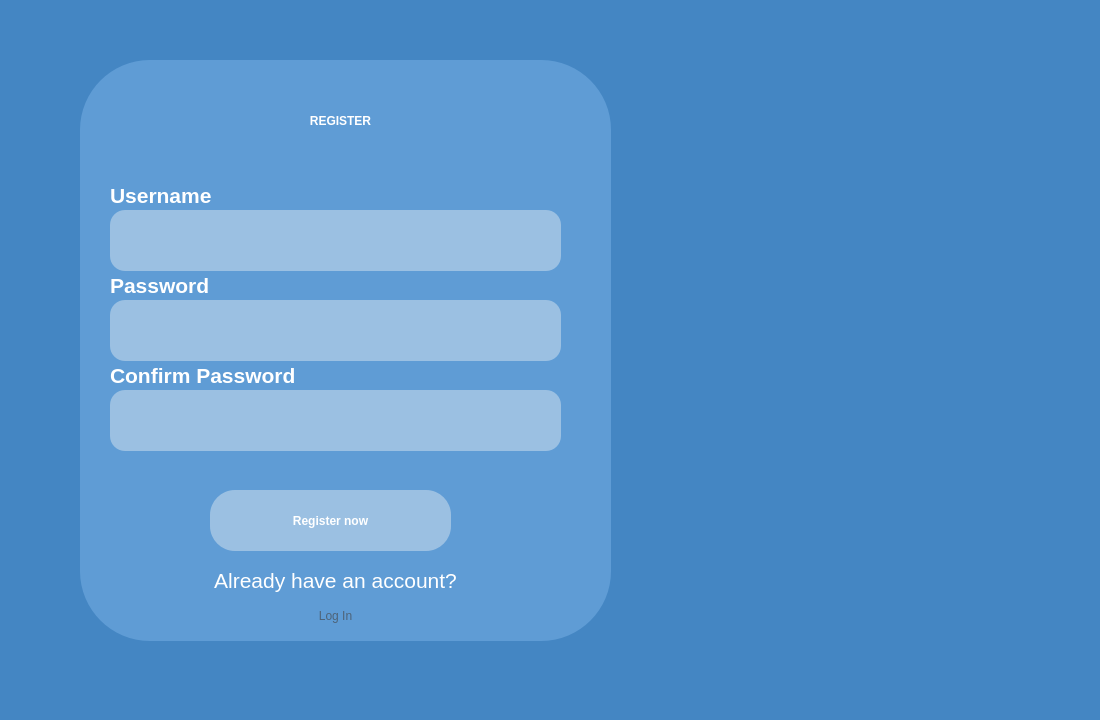
First picture: the form in AGUniverse/presentationLayer/registerpage.ui, repository codingburgas/sprint-eschool-ag-universe, before the edit.
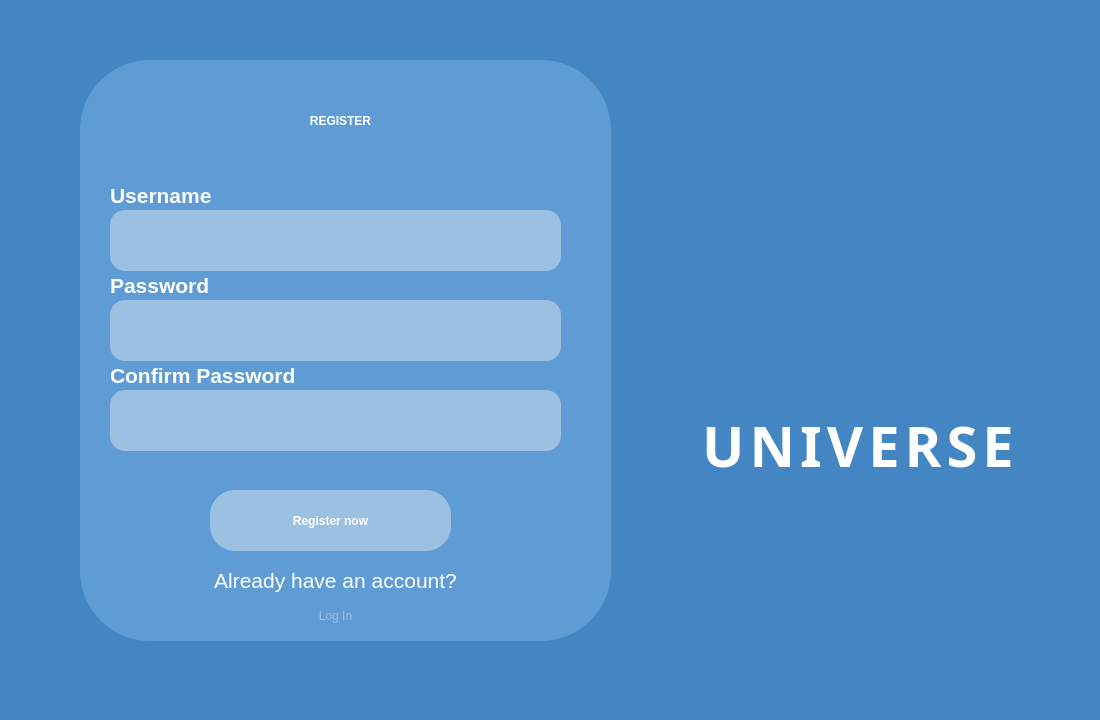
Second picture: the form after the edit. Icons and pictures are not drawn.

Commit message: Fix fonts and labels

Patch:
```diff
--- a/AGUniverse/presentationLayer/registerpage.ui
+++ b/AGUniverse/presentationLayer/registerpage.ui
@@ -251,12 +251,66 @@
    <property name="styleSheet">
     <string notr="true">border:0px;
 font:17pt &quot;Allerta&quot;;
-color:#4d6378;</string>
+color:#9bc0e2;
+</string>
    </property>
    <property name="text">
     <string>Log In</string>
    </property>
   </widget>
+  <widget class="QLabel" name="logoTitle">
+   <property name="geometry">
+    <rect>
+     <x>670</x>
+     <y>405</y>
+     <width>381</width>
+     <height>81</height>
+    </rect>
+   </property>
+   <property name="font">
+    <font>
+     <family>Crimson Text Semibold</family>
+     <pointsize>42</pointsize>
+     <italic>false</italic>
+     <bold>true</bold>
+    </font>
+   </property>
+   <property name="styleSheet">
+    <string notr="true">letter-spacing:5px;
+font: 600 42pt &quot;Crimson Text Semibold&quot;;
+border:0px;
+color:white;
+font-weight:bold;</string>
+   </property>
+   <property name="frameShape">
+    <enum>QFrame::Shape::Panel</enum>
+   </property>
+   <property name="text">
+    <string>&lt;html&gt;&lt;head/&gt;&lt;body&gt;&lt;p align=&quot;center&quot;&gt;UNIVERSE&lt;/p&gt;&lt;/body&gt;&lt;/html&gt;</string>
+   </property>
+   <property name="alignment">
+    <set>Qt::AlignmentFlag::AlignCenter</set>
+   </property>
+  </widget>
+  <widget class="QLabel" name="logoAG">
+   <property name="geometry">
+    <rect>
+     <x>630</x>
+     <y>80</y>
+     <width>461</width>
+     <height>421</height>
+    </rect>
+   </property>
+   <property name="text">
+    <string/>
+   </property>
+   <property name="pixmap">
+    <pixmap>../assets/images/Test_logo_2.png</pixmap>
+   </property>
+   <property name="scaledContents">
+    <bool>true</bool>
+   </property>
+  </widget>
  </widget>
  <resources/>
  <connections/>
```
Left out of the diff: 18 changed lines with no effect on the pictures. The commit also changes 18 other files.
